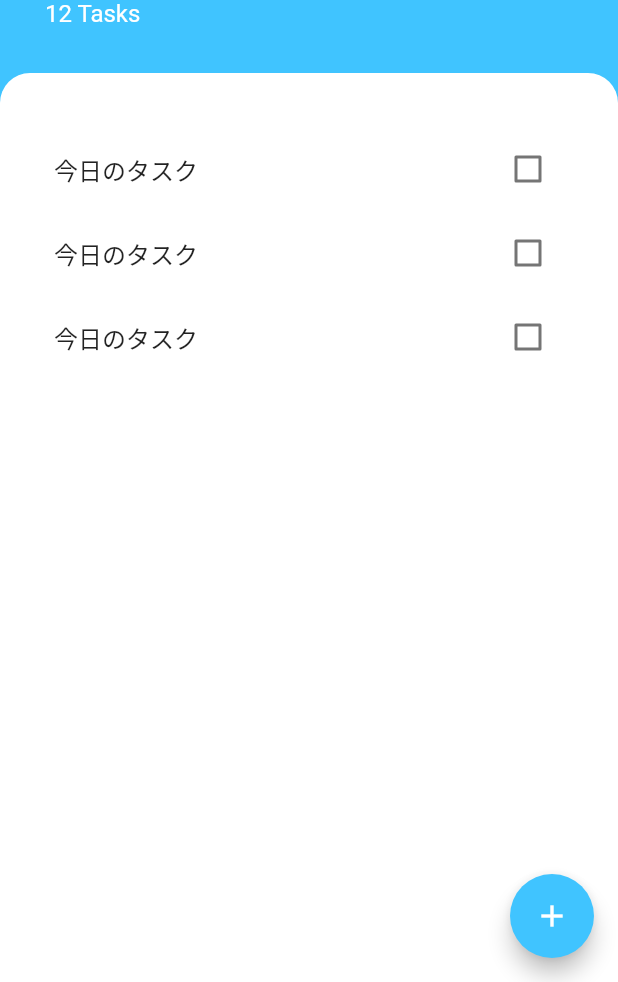
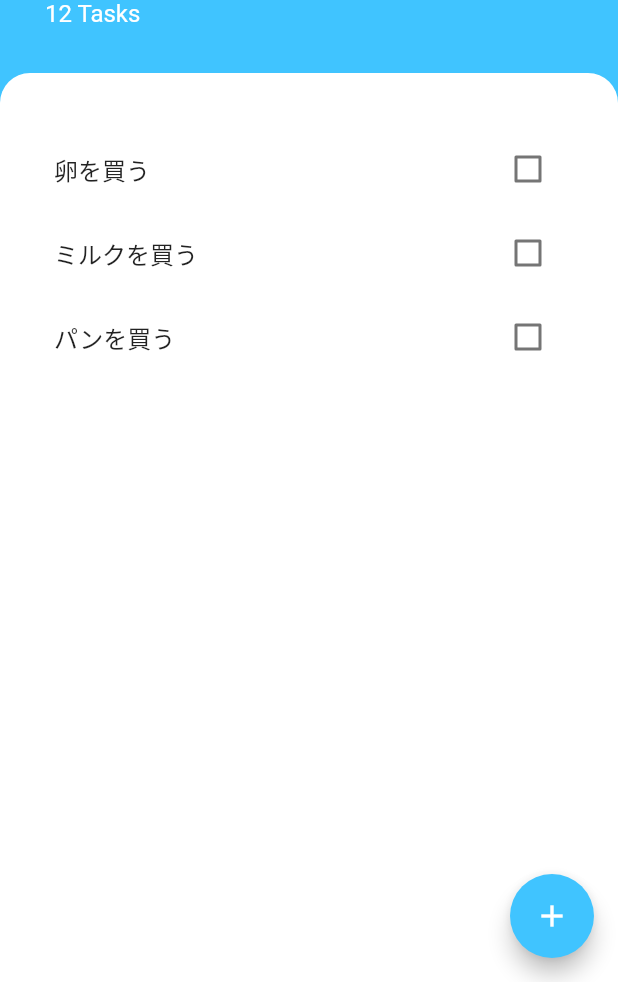
Before and after one commit to mimimimaimai55/todoey_flutter, a Flutter app: the screen it shows after launch, on a phone screen of 412 x 824 dp, the part 254-1236 px from its top. Run offline on Flutter 3.47's test engine with Material 2 defaults, Android fonts, the phone set to English and light mode, and no system bars.

Commit message:
セクション17.202 リストビュービルダーを作成

```diff
--- /dev/null
+++ b/lib/models/task.dart
@@ -0,0 +1,10 @@
+class Task {
+  final String name;
+  bool isDone;
+
+  Task({required this.name, this.isDone = false});
+
+  void toggleDone(){
+    isDone = !isDone;
+  }
+}
--- a/lib/widgets/task_list.dart
+++ b/lib/widgets/task_list.dart
@@ -1,16 +1,33 @@
 import 'package:flutter/material.dart';
 import 'task_tile.dart';
+import 'package:todoey_flutter/models/task.dart';
 
-class TaskList extends StatelessWidget {
+class TaskList extends StatefulWidget {
+  @override
+  _TaskListState createState() => _TaskListState();
+}
+
+class _TaskListState extends State<TaskList> {
+  List<Task> tasks = [
+    Task(name: '卵を買う'),
+    Task(name: 'ミルクを買う'),
+    Task(name: 'パンを買う'),
+  ];
 
   @override
   Widget build(BuildContext context) {
-    return ListView(
-      children: [
-        TaskTile(),
-        TaskTile(),
-        TaskTile(),
-      ],
+    return ListView.builder(itemBuilder: (context, index) {
+      return TaskTile(
+        taskTitle: tasks[index].name,
+        isChecked: tasks[index].isDone,
+        checkboxCallback:(checkboxState){
+          setState((){
+            tasks[index].toggleDone();
+          });
+        }
+      );
+    },
+      itemCount: tasks.length,
     );
   }
 }
--- a/lib/widgets/task_tile.dart
+++ b/lib/widgets/task_tile.dart
@@ -1,46 +1,25 @@
 import 'package:flutter/material.dart';
 
-class TaskTile extends StatefulWidget {
+class TaskTile extends StatelessWidget {
+  final bool isChecked;
+  final String taskTitle;
+  final Function(bool?) checkboxCallback;
 
-  @override
-  _TaskTileState createState() => _TaskTileState();
-}
-
-class _TaskTileState extends State<TaskTile> {
-  bool isChecked = false;
-
-  void checkboxCallback  (bool? checkboxState) {
-    setState(() {
-      isChecked = checkboxState!;
-    });
-  }
+  TaskTile({required this.isChecked, required this.taskTitle,required this.checkboxCallback});
 
   @override
   Widget build(BuildContext context) {
     return ListTile(
-      title: Text('今日のタスク',
+
+      title: Text(
+        taskTitle,
         style: TextStyle(decoration: isChecked ? TextDecoration.lineThrough : null),
           ),
-      trailing: TaskCheckbox(
-          checkboxState:isChecked,
-          toggleCheckboxState:checkboxCallback),
+      trailing: Checkbox(
+        activeColor: Colors.lightBlueAccent,
+        value: isChecked,
+        onChanged: checkboxCallback,
+      ),
     );
   }
 }
-
-class TaskCheckbox extends StatelessWidget {
-  final bool checkboxState;
-  final Function(bool?) toggleCheckboxState;
-
-  TaskCheckbox({required this.checkboxState,
-      required this.toggleCheckboxState});
-
-  @override
-  Widget build(BuildContext context) {
-    return Checkbox(
-      activeColor: Colors.lightBlueAccent,
-      value: checkboxState,
-      onChanged: toggleCheckboxState,
-    );
-  }
-}
```
